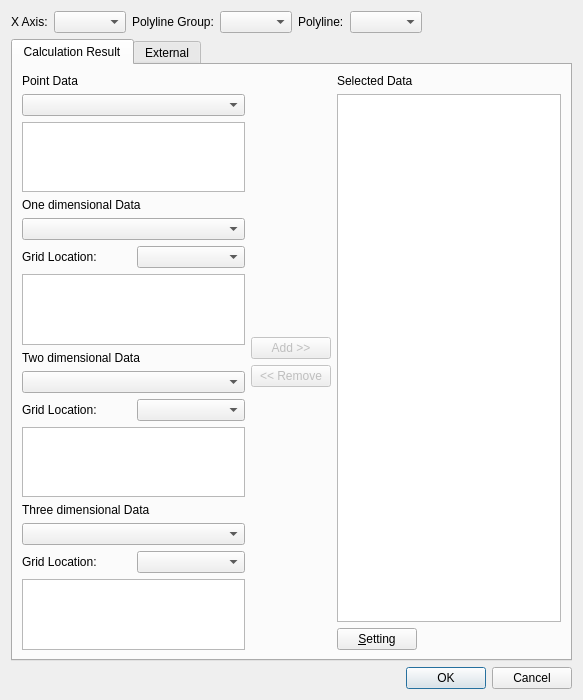
Before: the Qt Designer form libs/post/graph2dhybrid/graph2dhybridwindowdatasourcedialog.ui in i-RIC/prepost-gui, drawn with Qt 5.
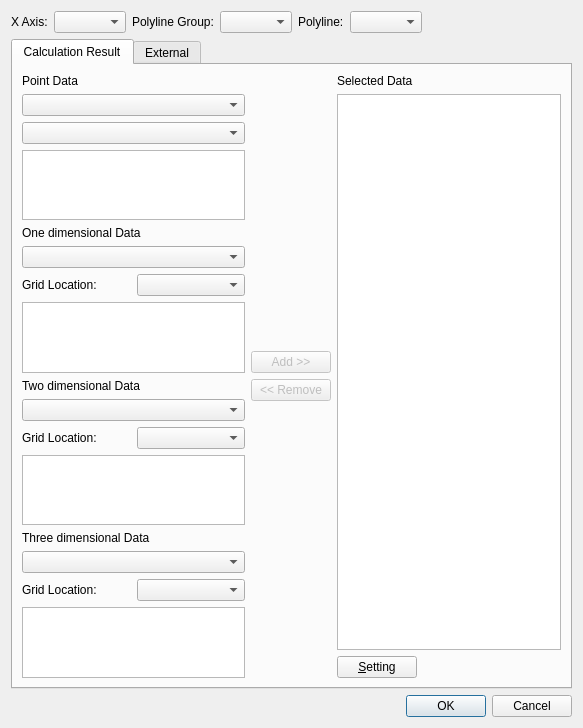
After: the same form once the commit is applied.

Commit message: Graph window data source dialog fix

The edit to the form file:
```diff
--- a/libs/post/graph2dhybrid/graph2dhybridwindowdatasourcedialog.ui
+++ b/libs/post/graph2dhybrid/graph2dhybridwindowdatasourcedialog.ui
@@ -93,6 +93,9 @@
          <item>
           <widget class="QComboBox" name="pointDataComboBox"/>
          </item>
+         <item>
+          <widget class="QComboBox" name="pointGridLocationComboBox"/>
+         </item>
          <item>
           <widget class="QListWidget" name="pointDataListWidget"/>
          </item>
```
The commit also changes 2 other files.
